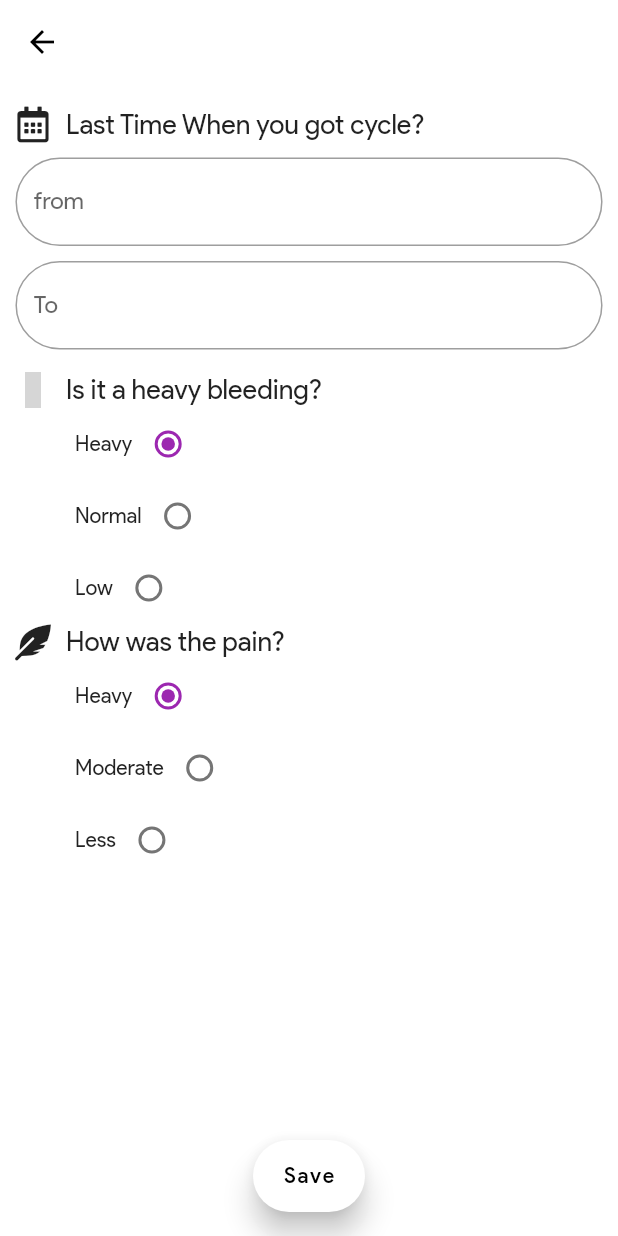
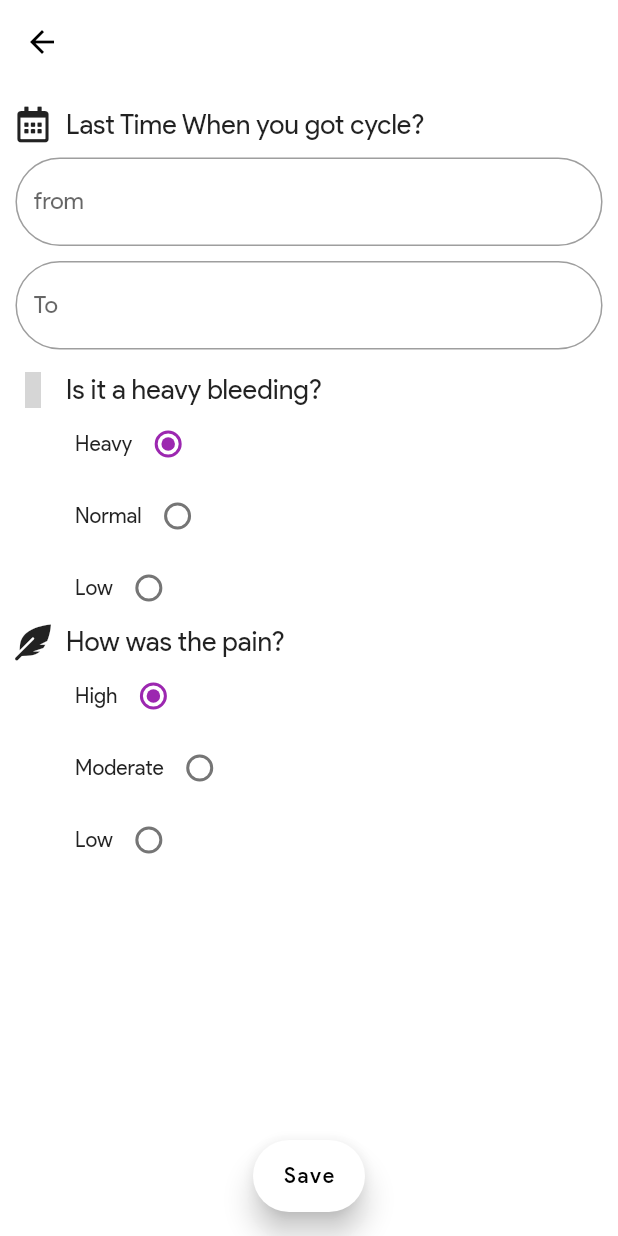
Before and after one commit to Mystic-Trooper/Red-Days, a Flutter app: the AddPeriodScreen screen opened by its route, on a phone screen of 412 x 824 dp. Run offline on Flutter 3.47's test engine with Material 2 defaults, Android fonts, the phone set to English and light mode, and no system bars; drawn by our look-alikes of datetime_picker_formfield; our stand-ins replace charts_flutter, flutter_icons, flutter_screenutil, flutter_svg; grey boxes are pictures that could not be loaded.

Commit message:
updated dummy text (#30)

```diff
--- a/lib/Widgets/n_p_widget/n_p_pain.dart
+++ b/lib/Widgets/n_p_widget/n_p_pain.dart
@@ -1,6 +1,6 @@
 import 'package:flutter/material.dart';
 
-const PainIntensity = ["Heavy", "Moderate", "Less"];
+const PainIntensity = ["High", "Moderate", "Low"];
 
 /// This is the stateful widget that the main application instantiates.
 class NPPain extends StatefulWidget {
@@ -21,7 +21,7 @@ class _NPPainState extends State<NPPain> {
         children: <Widget>[
           Row(
             children: [
-              const Text('Heavy'),
+              const Text('High'),
               Radio(
                 value: PainIntensity.elementAt(0),
                 groupValue: _character,
@@ -51,7 +51,7 @@ class _NPPainState extends State<NPPain> {
           ),
           Row(
             children: [
-              const Text('Less'),
+              const Text('Low'),
               Radio(
                 value: PainIntensity.elementAt(2),
                 groupValue: _character,
```
